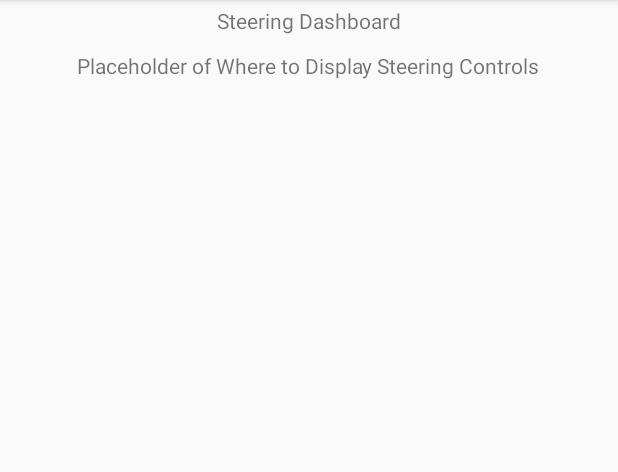
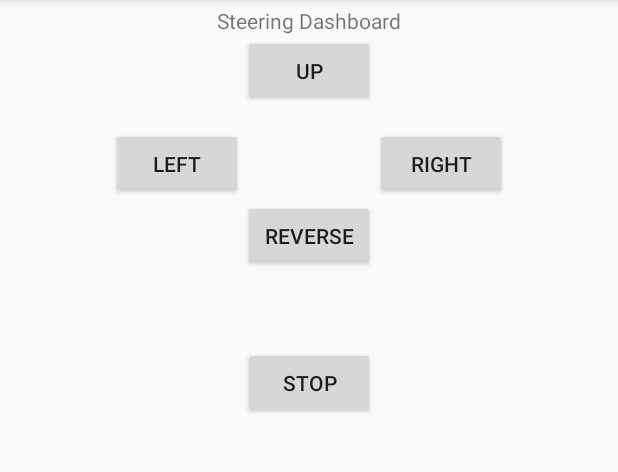
Before and after one commit to kathleenbaert/solardash, an Android app: the screen it shows after launch (MainActivity), in the side drawer, after a tap on "Steering Dash", on a phone screen of 412 x 824 dp, the part 84-556 px from its top. Run offline under Robolectric (Android 15) with nearby library versions, the phone set to English and light mode, and no system bars.

Commit message:
good place holder to show cris

```diff
--- a/app/src/main/res/layout/postracesummary_dash.xml
+++ b/app/src/main/res/layout/postracesummary_dash.xml
@@ -14,6 +14,12 @@
         android:layout_marginTop="60dp"
         android:layout_gravity="center"
         android:text="Post-Race Summary Dashboard" />
+
+    <TextView
+        android:id="@+id/textView5"
+        android:layout_width="match_parent"
+        android:layout_height="wrap_content"
+        android:text="Placeholder for all the graphs that will be generated throughout the race"/>
 
     <Button
         android:id="@+id/cButton"
--- a/app/src/main/res/layout/steering_dash.xml
+++ b/app/src/main/res/layout/steering_dash.xml
@@ -11,11 +11,51 @@
         android:layout_marginTop="60dp"
         android:text="Steering Dashboard" />
 
-    <TextView
-        android:id="@+id/textView2"
+    <Button
+        android:id="@+id/up_button"
         android:layout_width="wrap_content"
         android:layout_height="wrap_content"
-        android:layout_marginTop="90dp"
-        android:text="Placeholder of Where to Display Steering Controls"
-        android:layout_centerHorizontal="true" />
+        android:layout_below="@+id/textView2"
+        android:layout_centerHorizontal="true"
+        android:text="UP"/>
+
+    <Button
+        android:id="@+id/left_button"
+        android:layout_width="wrap_content"
+        android:layout_height="wrap_content"
+        android:layout_below="@+id/up_button"
+        android:layout_marginTop="14dp"
+        android:layout_toLeftOf="@+id/up_button"
+        android:layout_toStartOf="@+id/up_button"
+        android:text="LEFT"/>
+
+    <Button
+        android:id="@+id/right_button"
+        android:layout_width="wrap_content"
+        android:layout_height="wrap_content"
+        android:layout_alignTop="@+id/left_button"
+        android:layout_toEndOf="@+id/up_button"
+        android:layout_toRightOf="@+id/up_button"
+        android:text="RIGHT"/>
+
+    <Button
+        android:id="@+id/reverse_button"
+        android:layout_width="wrap_content"
+        android:layout_height="wrap_content"
+        android:text="REVERSE"
+        android:layout_below="@+id/right_button"
+        android:layout_toRightOf="@+id/left_button"
+        android:layout_toEndOf="@+id/left_button"/>
+
+    <Button
+        android:id="@+id/stop_button"
+        android:layout_width="wrap_content"
+        android:layout_height="wrap_content"
+        android:layout_alignLeft="@+id/reverse_button"
+        android:layout_alignStart="@+id/reverse_button"
+        android:layout_below="@+id/reverse_button"
+        android:layout_marginTop="50dp"
+        android:text="STOP"/>
+
+
 </RelativeLayout>
--- a/app/src/main/res/menu/activity_main_drawer.xml
+++ b/app/src/main/res/menu/activity_main_drawer.xml
@@ -11,6 +11,10 @@
             android:icon="@drawable/ic_critical_value"
             android:title="Set Critical Values"/>
         <item
+            android:id="@+id/nav_steering_dash"
+            android:icon="@drawable/ic_steering"
+            android:title="Steering Dash" />
+        <item
             android:id="@+id/nav_speedometer_dash"
             android:icon="@drawable/ic_speedometer"
             android:title="Speedometer Dash" />
@@ -19,21 +23,17 @@
             android:icon="@drawable/ic_temperature"
             android:title="Temperature Dash" />
         <item
-            android:id="@+id/nav_steering_dash"
-            android:icon="@drawable/ic_steering"
-            android:title="Steering Dash" />
-        <item
             android:id="@+id/nav_battery_dash"
             android:icon="@drawable/ic_battery"
             android:title="Battery Dash" />
         <item
             android:id="@+id/nav_voltage"
             android:icon="@drawable/ic_voltage"
-            android:title="Voltage" />
+            android:title="Voltage Dash" />
         <item
             android:id="@+id/nav_postracesummary_dash"
             android:icon="@drawable/ic_postracesummary"
-            android:title="Post-Race Summary" />
+            android:title="Post-Race Graphs" />
     </group>
 
 </menu>
```
Also changed, not shown: app/src/main/java/com/example/kathleenbaert/myapplication/ArrayAccessors.java (added, +38 -0 lines), app/src/main/java/com/example/kathleenbaert/myapplication/BatteryFragment.java (+4 -3 lines), app/src/main/java/com/example/kathleenbaert/myapplication/CustomListAdapter.java (+27 -15 lines), app/src/main/java/com/example/kathleenbaert/myapplication/GraphLayout.java (+16 -4 lines), app/src/main/res/layout/bluetooth_dash.xml (+11 -2 lines), app/src/main/res/layout/listview_row.xml (+18 -4 lines).
